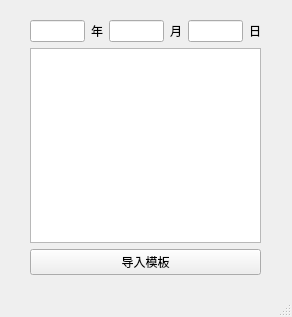
Before: the Qt Designer form mainwindow.ui in MartinChan3/ManifestXlsxGenerator, drawn with Qt 5.
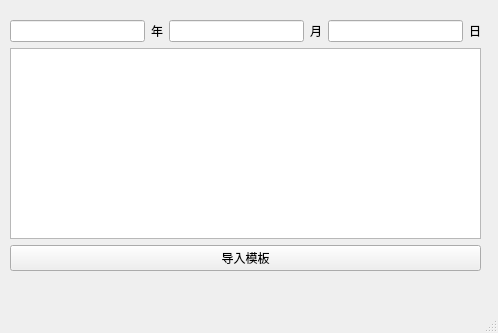
After: the same form once the commit is applied.

Diff of the .ui file:
```diff
--- a/mainwindow.ui
+++ b/mainwindow.ui
@@ -6,21 +6,21 @@
    <rect>
     <x>0</x>
     <y>0</y>
-    <width>292</width>
-    <height>317</height>
+    <width>498</width>
+    <height>333</height>
    </rect>
   </property>
   <property name="windowTitle">
    <string>MainWindow</string>
   </property>
   <widget class="QWidget" name="centralwidget">
-   <widget class="QWidget" name="">
+   <widget class="QWidget" name="layoutWidget">
     <property name="geometry">
      <rect>
-      <x>30</x>
+      <x>10</x>
       <y>20</y>
-      <width>231</width>
-      <height>255</height>
+      <width>471</width>
+      <height>251</height>
      </rect>
     </property>
     <layout class="QVBoxLayout" name="verticalLayout">
```
Left out of the diff: 4 changed lines with no effect on the pictures.
